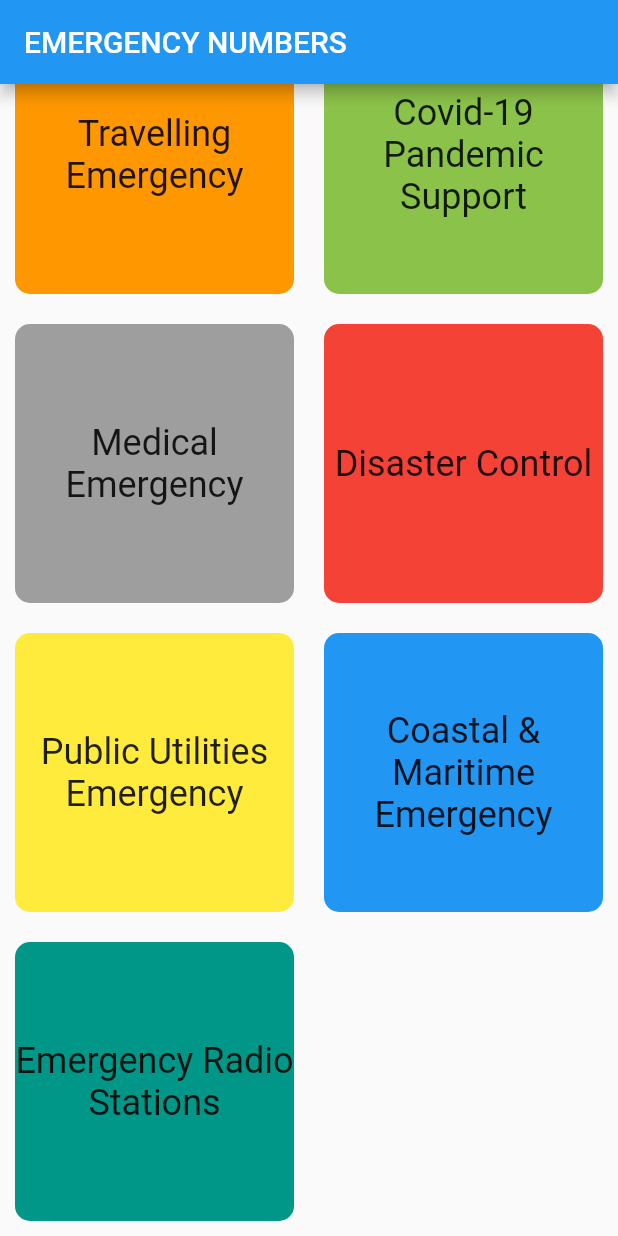
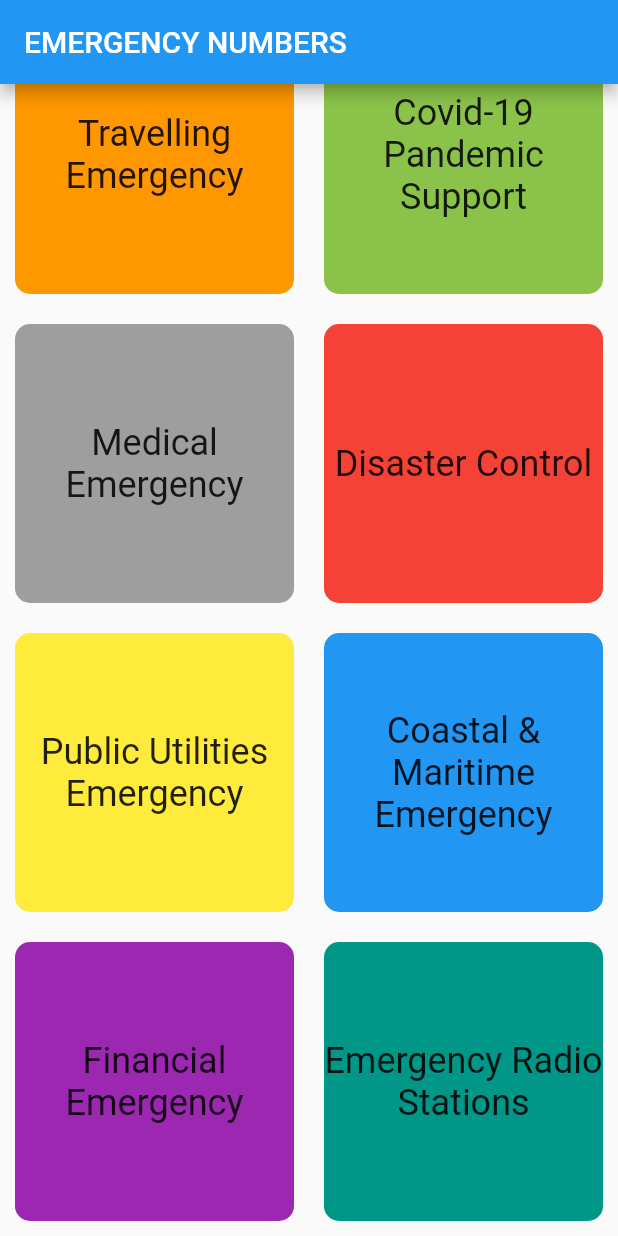
Before and after one commit to taextreme/mobile-app-dev-project1, a Flutter app: the screen it shows after launch, scrolled down 262 dp, on a phone screen of 412 x 824 dp. Run offline on Flutter 3.47's test engine with Material 2 defaults, Android fonts, the phone set to English and light mode, and no system bars; our stand-ins replace shared_preferences; missing offline and left inert: flutter_search_bar.

Commit message:
Add financial emergency page

```diff
--- a/lib/data/numbers_data.dart
+++ b/lib/data/numbers_data.dart
@@ -64,3 +64,19 @@ const Map<String, String> radioNumbers = {
   "FM91 Police Department Radio": "1644",
   "Public Volunteers Radio": "1677"
 };
+
+const Map<String, String> financialNumbers = {
+  "Government Savings Bank": "1115, 02-299-8000",
+  "SME Development Bank": "1357, 02-265-3000",
+  "Bangkok Bank Pub Co., Ltd.": "1333, 02-645-5555",
+  "Krungthai Bank Pub Co., Ltd.": "1551",
+  "Bank of Ayudhya Pub Co., Ltd.": "1572",
+  "Thai Military Bank Pub Co., Ltd.": "1558",
+  "Citibank Thailand": "1588",
+  "Thanachart Bank Pub Co., Ltd.": "1770",
+  "Kasikornbank Pub Co., Ltd.": "02-888-8888",
+  "CIMB Thai Bank Pub Co., Ltd.": "02-626-7777",
+  "The Siam Commercial Bank Pub Co., Ltd.": "02-777-7777",
+  "Government Housing Bank": "02-645-9000",
+  "UOB Bank Pub Co., Ltd.": "02-285-1555"
+};
--- a/lib/screen/home_screen.dart
+++ b/lib/screen/home_screen.dart
@@ -177,6 +177,25 @@ class _HomeScreenState extends State<HomeScreen> {
                 }));
               }),
           BaseCard(
+              theColor: Colors.purple,
+              theChild: const Align(
+                alignment: Alignment.center,
+                child: Text(
+                  'Financial Emergency',
+                  style: TextStyle(fontSize: 24),
+                  textAlign: TextAlign.center,
+                ),
+              ),
+              theOnTapFunc: () {
+                log("Bank!!!!");
+                Navigator.push(context, MaterialPageRoute(builder: (context) {
+                  return const DataScreen(
+                      name: "Financial Emergency Numbers",
+                      dataMap: financialNumbers,
+                      cardColor: Colors.purple);
+                }));
+              }),
+          BaseCard(
               theColor: Colors.teal,
               theChild: const Align(
                 alignment: Alignment.center,
```
